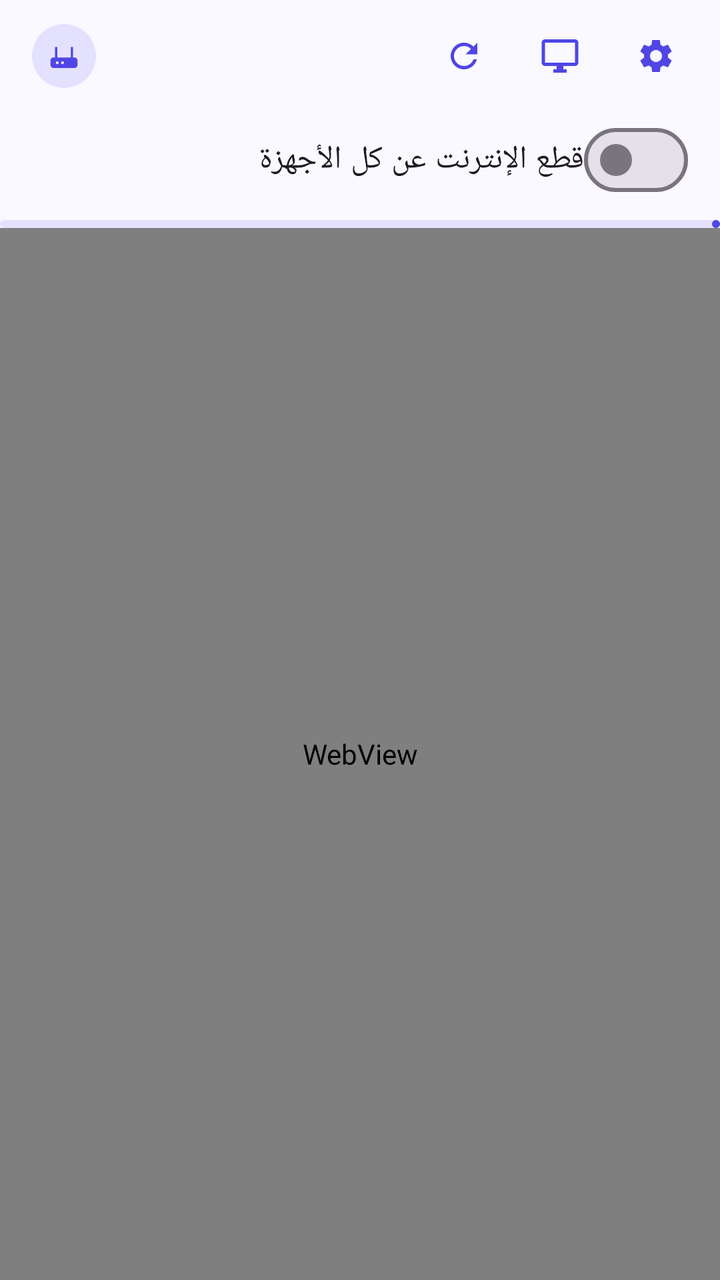
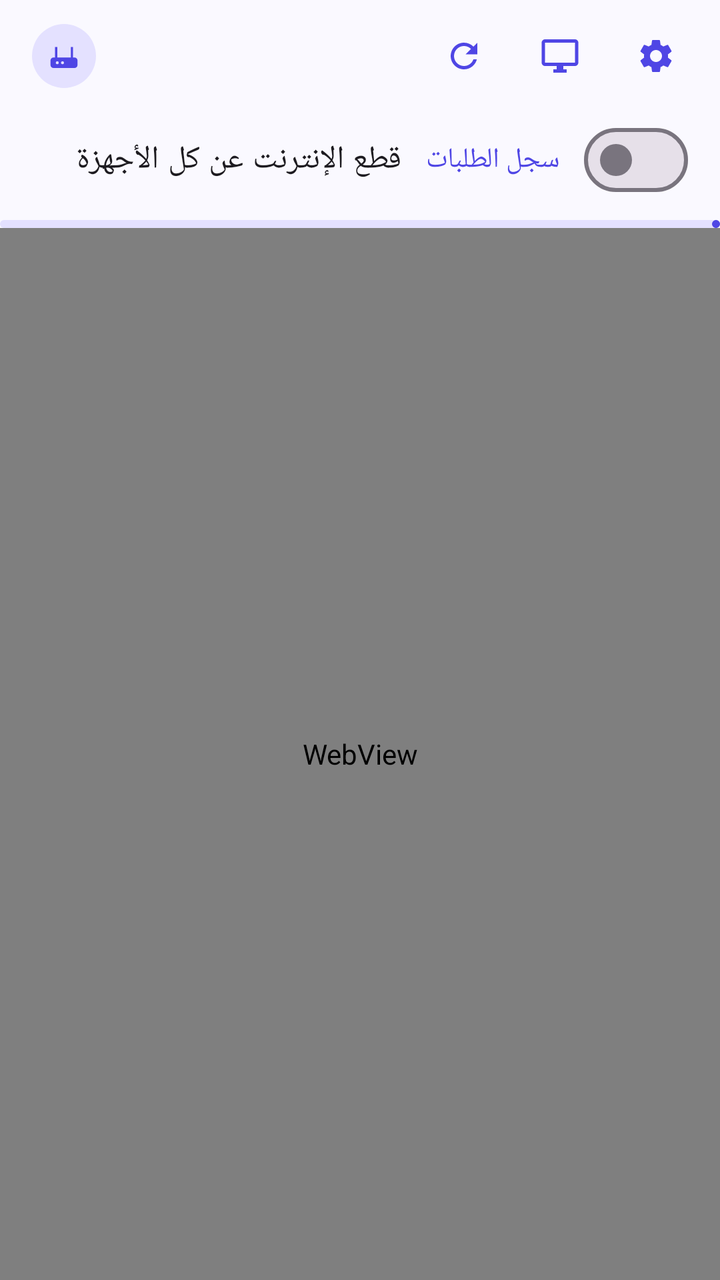

Before-and-after screenshots of an Android layout around one commit, followed by the original layout XML and the change that was made.
<!-- AndroidManifest.xml: application theme Theme.ModemControl -->
<!-- res/layout/activity_web.xml -->
<?xml version="1.0" encoding="utf-8"?>
<LinearLayout xmlns:android="http://schemas.android.com/apk/res/android"
    xmlns:app="http://schemas.android.com/apk/res-auto"
    android:layout_width="match_parent" android:layout_height="match_parent" android:orientation="vertical">
    <LinearLayout android:layout_width="match_parent" android:layout_height="56dp"
        android:gravity="center_vertical" android:orientation="horizontal" android:paddingStart="16dp" android:paddingEnd="8dp">
        <ImageView android:layout_width="32dp" android:layout_height="32dp" android:padding="7dp"
            android:background="@drawable/bg_icon_circle" android:src="@drawable/ic_router"
            app:tint="?attr/colorPrimary" android:contentDescription="@null" />
        <TextView android:id="@+id/tvHost" android:layout_width="0dp" android:layout_height="wrap_content"
            android:layout_weight="1" android:layout_marginStart="12dp" android:textDirection="ltr"
            android:textAppearance="?attr/textAppearanceTitleMedium" />
        <com.google.android.material.button.MaterialButton android:id="@+id/btnRefresh"
            style="@style/Widget.Material3.Button.IconButton" android:layout_width="48dp" android:layout_height="48dp"
            app:icon="@drawable/ic_refresh" android:contentDescription="تحديث" />
        <com.google.android.material.button.MaterialButton android:id="@+id/btnDesktop"
            style="@style/Widget.Material3.Button.IconButton" android:layout_width="48dp" android:layout_height="48dp"
            app:icon="@drawable/ic_desktop" android:contentDescription="عرض سطح المكتب" />
        <com.google.android.material.button.MaterialButton android:id="@+id/btnSettings"
            style="@style/Widget.Material3.Button.IconButton" android:layout_width="48dp" android:layout_height="48dp"
            app:icon="@drawable/ic_settings" android:contentDescription="الإعدادات" />
    </LinearLayout>
    <LinearLayout android:layout_width="match_parent" android:layout_height="wrap_content"
        android:gravity="center_vertical" android:orientation="horizontal"
        android:paddingStart="16dp" android:paddingEnd="16dp" android:paddingBottom="6dp">
        <TextView android:id="@+id/tvBlock" android:layout_width="0dp" android:layout_height="wrap_content"
            android:layout_weight="1" android:text="قطع الإنترنت عن كل الأجهزة"
            android:textAppearance="?attr/textAppearanceBodyLarge" />
        <com.google.android.material.materialswitch.MaterialSwitch android:id="@+id/swBlock"
            android:layout_width="wrap_content" android:layout_height="wrap_content" />
    </LinearLayout>
    <com.google.android.material.progressindicator.LinearProgressIndicator android:id="@+id/progress"
        android:layout_width="match_parent" android:layout_height="wrap_content" android:max="100" />
    <WebView android:id="@+id/web" android:layout_width="match_parent" android:layout_height="0dp" android:layout_weight="1" />
</LinearLayout>
<!-- resources referenced by this layout -->
<resources>
  <!-- drawable bg_icon_circle (drawable) -->
  <shape xmlns:android="http://schemas.android.com/apk/res/android" android:shape="oval">
      <solid android:color="@color/primary_container" />
  </shape>
  <!-- drawable ic_desktop (drawable) -->
  <vector xmlns:android="http://schemas.android.com/apk/res/android"
      android:width="24dp" android:height="24dp" android:viewportWidth="24" android:viewportHeight="24"
      android:tint="?attr/colorControlNormal">
      <path android:fillColor="@android:color/white"
          android:pathData="M21,2H3C1.9,2 1,2.9 1,4v12c0,1.1 0.9,2 2,2h7v2H8v2h8v-2h-2v-2h7c1.1,0 2,-0.9 2,-2V4C23,2.9 22.1,2 21,2zM21,16H3V4h18V16z" />
  </vector>
  <!-- drawable ic_refresh (drawable) -->
  <vector xmlns:android="http://schemas.android.com/apk/res/android"
      android:width="24dp" android:height="24dp" android:viewportWidth="24" android:viewportHeight="24"
      android:tint="?attr/colorControlNormal">
      <path android:fillColor="@android:color/white"
          android:pathData="M17.65,6.35C16.2,4.9 14.21,4 12,4c-4.42,0 -7.99,3.58 -7.99,8s3.57,8 7.99,8c3.73,0 6.84,-2.55 7.73,-6h-2.08c-0.82,2.33 -3.04,4 -5.65,4 -3.31,0 -6,-2.69 -6,-6s2.69,-6 6,-6c1.66,0 3.14,0.69 4.22,1.78L13,11h7V4l-2.35,2.35z" />
  </vector>
  <!-- drawable ic_router (drawable) -->
  <vector xmlns:android="http://schemas.android.com/apk/res/android"
      android:width="24dp" android:height="24dp" android:viewportWidth="24" android:viewportHeight="24"
      android:tint="?attr/colorControlNormal">
      <path android:fillColor="@android:color/white" android:fillType="evenOdd" android:pathData="M5,13h14a2,2 0 0 1 2,2v3a2,2 0 0 1 -2,2H5a2,2 0 0 1 -2,-2v-3a2,2 0 0 1 2,-2zM7.5,16.5m-1,0a1,1 0 1 0 2,0a1,1 0 1 0 -2,0zM11,16.5m-1,0a1,1 0 1 0 2,0a1,1 0 1 0 -2,0zM6,13V6h1.5v7zM16.5,13V6H18v7z" />
  </vector>
  <style name="Theme.ModemControl" parent="Theme.Material3.DayNight.NoActionBar">
          <item name="colorPrimary">@color/primary</item>
          <item name="colorOnPrimary">@color/on_primary</item>
          <item name="colorPrimaryContainer">@color/primary_container</item>
          <item name="colorOnPrimaryContainer">@color/on_primary_container</item>
          <item name="colorSecondaryContainer">@color/primary_container</item>
          <item name="colorSurface">@color/surface</item>
          <item name="android:colorBackground">@color/surface</item>
          <item name="android:statusBarColor">@color/surface</item>
          <item name="android:navigationBarColor">@color/surface</item>
          <item name="android:windowLightStatusBar">@bool/light_bars</item>
      </style>
  <color name="primary_container">#E4E1FF</color>
  <color name="primary">#4F46E5</color>
  <color name="on_primary">#FFFFFF</color>
  <color name="on_primary_container">#14106B</color>
  <color name="surface">#FAF9FF</color>
  <!-- unchanged entries left out for length: 1 -->
</resources>

<!-- the commit's change to res/layout/activity_web.xml (unified diff, before → after) -->
@@ -26,6 +26,9 @@
         <TextView android:id="@+id/tvBlock" android:layout_width="0dp" android:layout_height="wrap_content"
             android:layout_weight="1" android:text="قطع الإنترنت عن كل الأجهزة"
             android:textAppearance="?attr/textAppearanceBodyLarge" />
+        <com.google.android.material.button.MaterialButton android:id="@+id/btnLog"
+            style="@style/Widget.Material3.Button.TextButton" android:layout_width="wrap_content"
+            android:layout_height="wrap_content" android:text="سجل الطلبات" />
         <com.google.android.material.materialswitch.MaterialSwitch android:id="@+id/swBlock"
             android:layout_width="wrap_content" android:layout_height="wrap_content" />
     </LinearLayout>
